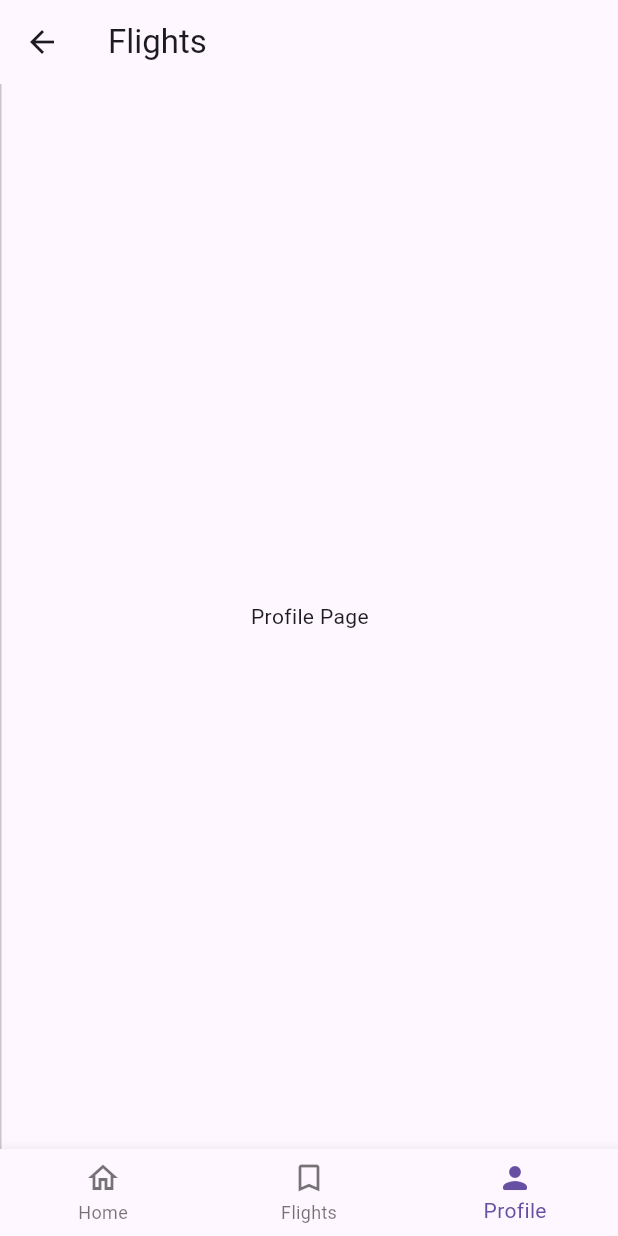
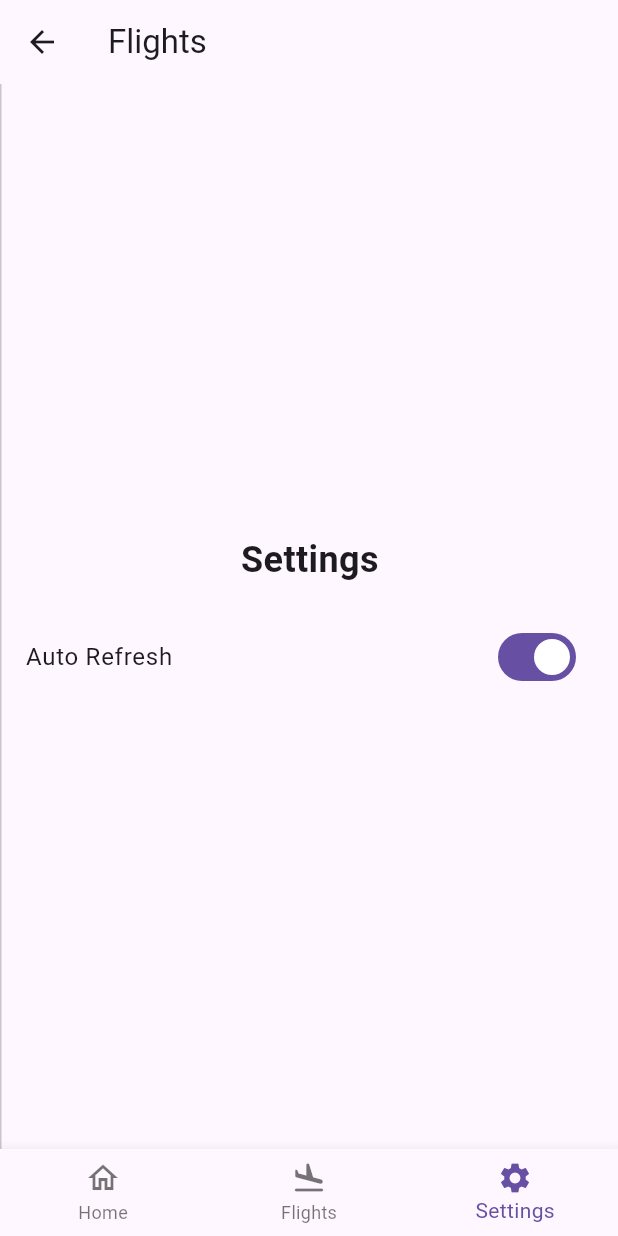
Before and after one commit to kamel404/Flight-App, a Flutter app: the FlightsPage screen opened directly, item 3 of the bottom bar chosen, on a phone screen of 412 x 824 dp. Run offline on Flutter 3.47's test engine with Material 3 defaults, Android fonts, the phone set to English and light mode, and no system bars; our stand-ins replace shared_preferences; accounts and stored records are empty; network calls fail.

Commit message:
Added Settings Page with Auto-refresh toggle

```diff
--- a/lib/flights_page.dart
+++ b/lib/flights_page.dart
@@ -1,8 +1,9 @@
-// ignore_for_file: library_private_types_in_public_api, unnecessary_const, prefer_const_constructors
+// ignore_for_file: library_private_types_in_public_api, unnecessary_const, prefer_const_constructors, use_key_in_widget_constructors
 
 import 'dart:convert';
 import 'package:flutter/material.dart';
 import 'package:http/http.dart' as http;
+import 'package:shared_preferences/shared_preferences.dart';
 
 class FlightsPage extends StatefulWidget {
   const FlightsPage({super.key});
@@ -18,14 +19,14 @@ const _navBarItems = [
     label: 'Home',
   ),
   BottomNavigationBarItem(
-    icon: Icon(Icons.bookmark_border_outlined),
-    activeIcon: Icon(Icons.bookmark_rounded),
+    icon: Icon(Icons.flight_land_rounded),
+    activeIcon: Icon(Icons.flight_land_rounded),
     label: 'Flights',
   ),
   BottomNavigationBarItem(
-    icon: Icon(Icons.person_outline_rounded),
-    activeIcon: Icon(Icons.person_rounded),
-    label: 'Profile',
+    icon: Icon(Icons.settings),
+    activeIcon: Icon(Icons.settings),
+    label: 'Settings',
   ),
 ];
 
@@ -33,17 +34,59 @@ class _FlightsPageState extends State<FlightsPage> {
   List<dynamic> flights = [];
   bool isLoading = true;
   int _selectedIndex = 0; // Default page
-
-  // Replace with your actual API key
-  final String apiKey = 'c0762e6ba3c28e79a617033cf4a6e83d';
+  bool autoRefresh = true; // Auto-refresh toggle
+  String lastUpdated = ""; // Timestamp for last update
+  final String apiKey = '525c242ee8ebc29f8e3da6ba6e528d40';
 
   @override
   void initState() {
     super.initState();
+    _loadAutoRefreshSetting(); // Load setting when initializing
     fetchFlights();
+    if (autoRefresh) {
+      _startAutoRefresh();
+    }
+  }
+
+  // Load the auto-refresh setting from shared preferences
+  Future<void> _loadAutoRefreshSetting() async {
+    SharedPreferences prefs = await SharedPreferences.getInstance();
+    setState(() {
+      autoRefresh = prefs.getBool('autoRefresh') ?? true; // Default to true
+    });
+    if (autoRefresh) {
+      _startAutoRefresh();
+    }
+  }
+
+  // Toggle auto-refresh and save preference
+  void _toggleAutoRefresh() async {
+    setState(() {
+      autoRefresh = !autoRefresh;
+      SharedPreferences.getInstance().then((prefs) {
+        prefs.setBool('autoRefresh', autoRefresh);
+      });
+      if (autoRefresh) {
+        _startAutoRefresh();
+      }
+    });
+  }
+
+  // Method to start auto-refresh
+  void _startAutoRefresh() {
+    Future.delayed(Duration(seconds: 10), () {
+      if (autoRefresh) {
+        fetchFlights();
+        _startAutoRefresh(); // Recursively call to continue refreshing
+      }
+    });
   }
 
   Future<void> fetchFlights() async {
+    setState(() {
+      isLoading = true; // Set loading state
+    });
+
     final response = await http.get(Uri.parse(
         'http://api.aviationstack.com/v1/flights?access_key=$apiKey'));
 
@@ -51,6 +94,7 @@ class _FlightsPageState extends State<FlightsPage> {
       setState(() {
         flights = jsonDecode(response.body)['data'];
         isLoading = false;
+        lastUpdated = DateTime.now().toString().substring(11, 19);
       });
     } else {
       throw Exception('Failed to load flights');
@@ -78,7 +122,9 @@ class _FlightsPageState extends State<FlightsPage> {
         currentIndex: _selectedIndex,
         onTap: _onNavBarTapped,
       ),
-      body: Row(
+      body: RefreshIndicator(
+        onRefresh: fetchFlights, // Manual refresh on swipe down
+        child: Row(
           children: <Widget>[
             if (!isSmallScreen)
               NavigationRail(
@@ -104,7 +150,17 @@ class _FlightsPageState extends State<FlightsPage> {
                       ? const Center(
                           child: FadingCircle(),
                         )
-                    : ListView.builder(
+                      : Column(
+                          children: [
+                            Padding(
+                              padding: const EdgeInsets.all(8.0),
+                              child: Text(
+                                'Last Updated: $lastUpdated',
+                                style: TextStyle(fontWeight: FontWeight.bold),
+                              ),
+                            ),
+                            Expanded(
+                              child: ListView.builder(
                                 itemCount: flights.length,
                                 itemBuilder: (context, index) {
                                   final flight = flights[index];
@@ -123,10 +179,54 @@ class _FlightsPageState extends State<FlightsPage> {
                                     flightStatus: flightStatus,
                                   );
                                 },
+                              ),
+                            ),
+                          ],
+                        )
+                  : _selectedIndex == 2 // Settings page index
+                      ? SettingsPage(
+                          autoRefresh: autoRefresh,
+                          toggleAutoRefresh: _toggleAutoRefresh,
                         )
                       : Center(
-                    child: Text("${_navBarItems[_selectedIndex].label} Page"),
+                          child: Text(
+                              "${_navBarItems[_selectedIndex].label} Page"),
                         ),
+            ),
+          ],
+        ),
+      ),
+    );
+  }
+}
+
+class SettingsPage extends StatelessWidget {
+  final bool autoRefresh;
+  final VoidCallback toggleAutoRefresh;
+
+  const SettingsPage({
+    super.key,
+    required this.autoRefresh,
+    required this.toggleAutoRefresh,
+  });
+
+  @override
+  Widget build(BuildContext context) {
+    return Center(
+      child: Column(
+        mainAxisAlignment: MainAxisAlignment.center,
+        children: [
+          Text(
+            'Settings',
+            style: TextStyle(fontSize: 24, fontWeight: FontWeight.bold),
+          ),
+          const SizedBox(height: 20),
+          SwitchListTile(
+            title: Text('Auto Refresh'),
+            value: autoRefresh,
+            onChanged: (value) {
+              toggleAutoRefresh();
+            },
           ),
         ],
       ),
--- a/pubspec.yaml
+++ b/pubspec.yaml
@@ -32,6 +32,7 @@ dependencies:
     sdk: flutter
   http: ^0.13.4
   flutter_spinkit: "^5.1.0"
+  shared_preferences: ^2.0.10
 
 
   # The following adds the Cupertino Icons font to your application.
```
Also changed, not shown: pubspec.lock. Lines whose indentation alone changed are shown as unchanged.
